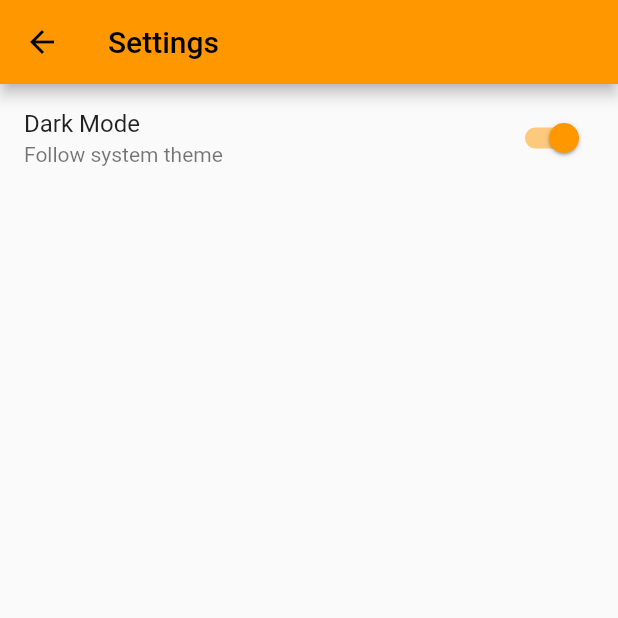
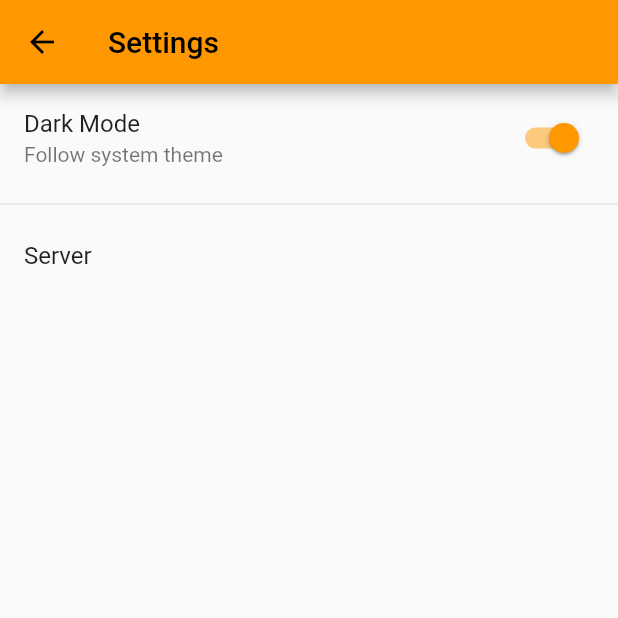
Before and after one commit to TaipaXu/many_radios_flutter, a Flutter app: the Settings screen opened by its route, on a phone screen of 412 x 824 dp, the top half of it. Run offline on Flutter 3.47's test engine with Material 2 defaults, Android fonts, the phone set to English and light mode, and no system bars; our stand-ins replace just_audio, just_audio_background, shared_preferences; missing offline and left inert: x_responsive; accounts and stored records are empty; network calls fail.

Commit message:
get servers in settings page

```diff
--- a/lib/l10n/intl_en.arb
+++ b/lib/l10n/intl_en.arb
@@ -20,5 +20,6 @@
     "darkMode": "Dark Mode",
     "followSystem": "Follow system theme",
     "lightTheme": "Light theme",
-    "darkTheme": "Dark theme"
+    "darkTheme": "Dark theme",
+    "server": "Server"
 }
--- a/lib/l10n/intl_zh.arb
+++ b/lib/l10n/intl_zh.arb
@@ -20,5 +20,6 @@
     "darkMode": "暗黑模式",
     "followSystem": "跟随系统",
     "lightTheme": "日间模式",
-    "darkTheme": "夜间模式"
+    "darkTheme": "夜间模式",
+    "server": "服务器"
 }
--- /dev/null
+++ b/lib/models/server.dart
@@ -0,0 +1,47 @@
+class Server {
+  final String name;
+  final String ip;
+
+  Server({
+    required this.name,
+    required this.ip,
+  });
+
+  @override
+  operator ==(Object other) =>
+      identical(this, other) ||
+      other is Server && runtimeType == other.runtimeType && ip == other.ip;
+
+  @override
+  int get hashCode => ip.hashCode;
+
+  Server.fromJson(Map<String, dynamic> json)
+      : name = json['name'],
+        ip = json['ip'];
+
+  Map<String, dynamic> toJson() => {
+        'name': name,
+        'ip': ip,
+      };
+
+  @override
+  String toString() {
+    return 'Server{name: $name, ip: $ip}';
+  }
+
+  static List<Server> fromJsonList(List<dynamic> jsonList) {
+    List<Server> servers = [];
+    for (var json in jsonList) {
+      servers.add(Server.fromJson(json));
+    }
+    return servers;
+  }
+
+  static List<Map<String, dynamic>> toJsonList(List<Server> servers) {
+    List<Map<String, dynamic>> jsonList = [];
+    for (var server in servers) {
+      jsonList.add(server.toJson());
+    }
+    return jsonList;
+  }
+}
--- a/lib/pages/settings.dart
+++ b/lib/pages/settings.dart
@@ -2,6 +2,8 @@ import 'package:flutter/material.dart';
 import '/storage/theme.dart' as storage;
 import '/stores/theme.dart' as store;
 import '/generated/l10n.dart';
+import '/models/server.dart' as model;
+import '/apis/base.dart' as api;
 
 class Settings extends StatefulWidget {
   const Settings({Key? key}) : super(key: key);
@@ -12,12 +14,15 @@ class Settings extends StatefulWidget {
 
 class _SettingsState extends State<Settings> {
   ThemeMode _theme = ThemeMode.system;
+  final List<model.Server> _servers = [];
+  model.Server? _currentServer;
 
   @override
   void initState() {
     super.initState();
 
     _getTheme();
+    _getServers();
   }
 
   Future<void> _getTheme() async {
@@ -79,6 +84,49 @@ class _SettingsState extends State<Settings> {
         )
       ];
 
+  Future<void> _getServers() async {
+    final List<model.Server> servers = [];
+    try {
+      dynamic data = await api.getServers();
+      data.forEach((item) {
+        servers.add(model.Server(
+          name: item['name'],
+          ip: item['ip'],
+        ));
+      });
+    } catch (e) {}
+    setState(() {
+      _servers.addAll(servers);
+    });
+  }
+
+  Widget _serverSelector() => ListTile(
+        title: Text(S.of(context).server),
+        subtitle: Text(_currentServer?.name ?? ''),
+        onTap: () async {
+          final model.Server? server = await showDialog(
+            context: context,
+            builder: (BuildContext context) {
+              return SimpleDialog(
+                title: Text(S.of(context).server),
+                children: [
+                  for (var server in _servers)
+                    SimpleDialogOption(
+                      child: Text(server.name),
+                      onPressed: () => Navigator.pop(context, server),
+                    ),
+                ],
+              );
+            },
+          );
+          if (server != null) {
+            setState(() {
+              _currentServer = server;
+            });
+          }
+        },
+      );
+
   @override
   Widget build(BuildContext context) {
     return Scaffold(
@@ -86,7 +134,11 @@ class _SettingsState extends State<Settings> {
         title: Text(S.of(context).settings),
       ),
       body: ListView(
-        children: _darkModeGroup,
+        children: [
+          ..._darkModeGroup,
+          const Divider(),
+          _serverSelector(),
+        ],
       ),
     );
   }
```
Also changed, not shown: lib/generated/intl/messages_en.dart, lib/generated/intl/messages_zh.dart, lib/generated/l10n.dart.
